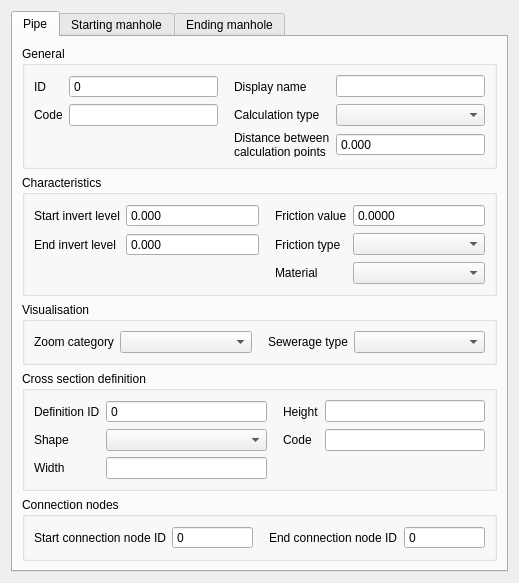
Before: the Qt Designer form threedi_model_builder/forms/ui/pipe.ui in nens/threedi-schematisation-editor, drawn with Qt 5.
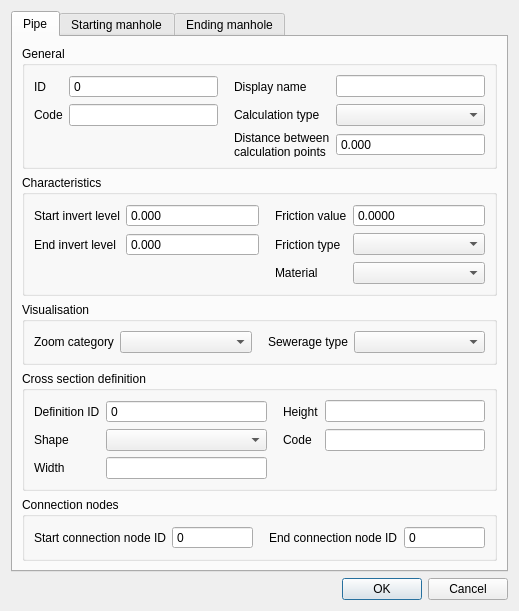
After: the same form once the commit is applied.

The edit to the form file:
```diff
--- a/threedi_model_builder/forms/ui/pipe.ui
+++ b/threedi_model_builder/forms/ui/pipe.ui
@@ -7,7 +7,7 @@
     <x>0</x>
     <y>0</y>
     <width>519</width>
-    <height>529</height>
+    <height>552</height>
    </rect>
   </property>
   <property name="windowTitle">
@@ -2014,6 +2014,13 @@
      </widget>
     </widget>
    </item>
+   <item row="1" column="0">
+    <widget class="QDialogButtonBox" name="buttonBox">
+     <property name="standardButtons">
+      <set>QDialogButtonBox::Cancel|QDialogButtonBox::Ok</set>
+     </property>
+    </widget>
+   </item>
   </layout>
  </widget>
  <tabstops>
```
